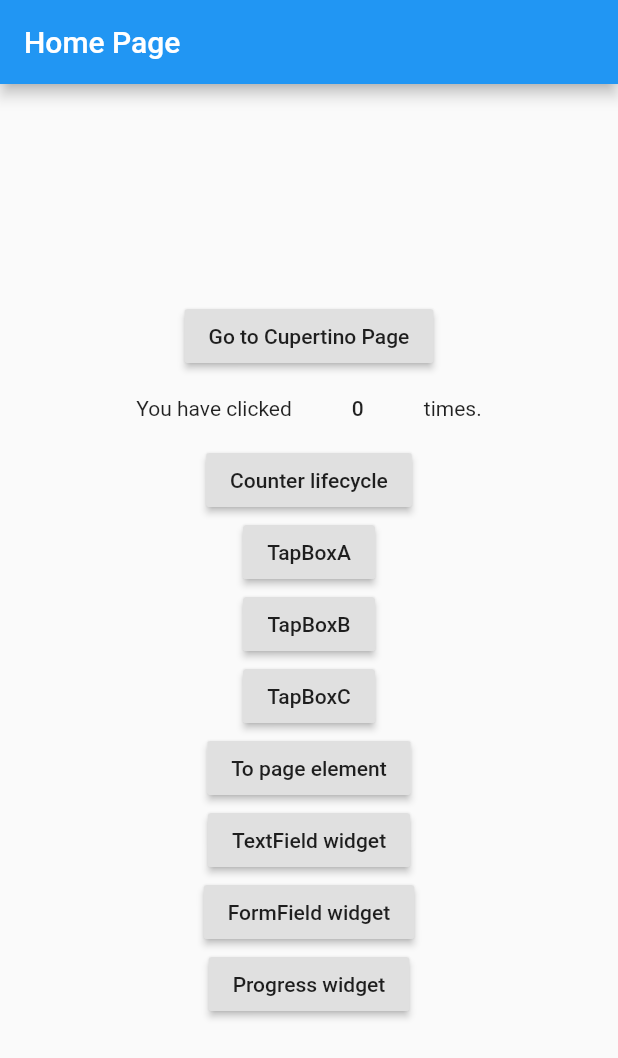
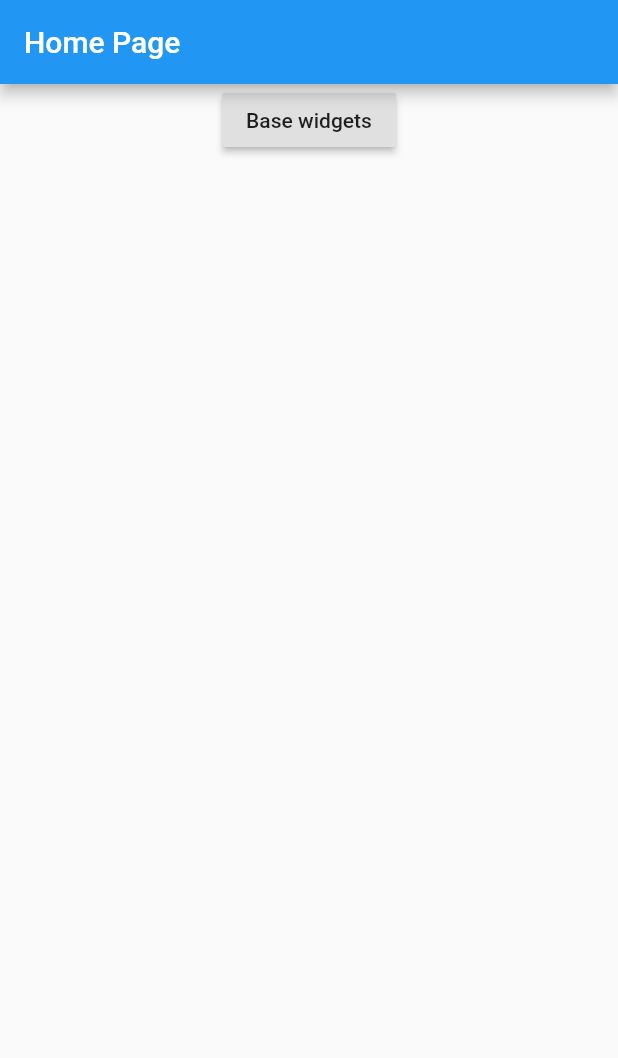
Before and after one commit to thensha/flutter_learning, a Flutter app: the screen it shows after launch, on a phone screen of 412 x 824 dp. Shown: the top 1058 px of the screen. Run offline on Flutter 3.47's test engine with Material 2 defaults, Android fonts, the phone set to English and light mode, and no system bars.

Commit message:
🦄refactor(basic widgets): rearrange files

```diff
--- a/lib/CupertinoPage.dart
+++ b/lib/BasicWidgets/CupertinoWidget.dart
@@ -1,7 +1,7 @@
 import 'package:flutter/cupertino.dart';
 import 'package:flutter/material.dart';
 
-class CupertinoPage extends StatelessWidget {
+class CupertinoWidget extends StatelessWidget {
   @override
   Widget build(BuildContext context) {
     return CupertinoPageScaffold(
--- a/lib/main.dart
+++ b/lib/main.dart
@@ -1,13 +1,14 @@
 import 'package:flutter/material.dart';
-import 'package:flutter_playground/CounterLifecycle.dart';
-import 'package:flutter_playground/CupertinoPage.dart';
-import 'package:flutter_playground/FormTestRoute.dart';
-import 'package:flutter_playground/PageElement.dart';
-import 'package:flutter_playground/ProgressRoute.dart';
-import 'package:flutter_playground/TapboxA.dart';
-import 'package:flutter_playground/TapboxB.dart';
-import 'package:flutter_playground/TapboxC.dart';
-import 'package:flutter_playground/FocusTestRoute.dart';
+import 'package:flutter_playground/BasicWidgets.dart';
+import 'package:flutter_playground/BasicWidgets/WidgetLifecycle.dart';
+import 'package:flutter_playground/BasicWidgets/CupertinoWidget.dart';
+import 'package:flutter_playground/BasicWidgets/FormWidget.dart';
+import 'package:flutter_playground/BasicWidgets/PageElement.dart';
+import 'package:flutter_playground/BasicWidgets/ProgressWidget.dart';
+import 'package:flutter_playground/BasicWidgets/TapboxA.dart';
+import 'package:flutter_playground/BasicWidgets/TapboxB.dart';
+import 'package:flutter_playground/BasicWidgets/TapboxC.dart';
+import 'package:flutter_playground/BasicWidgets/TextFieldWidget.dart';
 import 'package:flutter_playground/support/RouteNames.dart';
 
 void main() {
@@ -24,8 +25,9 @@ class MyApp extends StatelessWidget {
         RouteNames.IndexPage: (context) => MyHomePage(
               title: "Home Page",
             ),
-        RouteNames.CupertinoPage: (context) => CupertinoPage(),
-        RouteNames.WidgetLifeCycle: (context) => CounterLifecycle(
+        RouteNames.BasicWidgetsRoute: (context) => BasicWidgets(),
+        RouteNames.CupertinoPage: (context) => CupertinoWidget(),
+        RouteNames.WidgetLifeCycle: (context) => WidgetLifecycle(
               initValue: 9,
             ),
         RouteNames.TapBoxA: (context) => TapboxA(),
@@ -40,9 +42,9 @@ class MyApp extends StatelessWidget {
               },
             ),
         RouteNames.PageElement: (context) => PageElement(),
-        RouteNames.TextField: (context) => FocusTestRoute(),
-        RouteNames.FormField: (context) => FormTestRoute(),
-        RouteNames.ProgressRoute: (context) => ProgressRoute()
+        RouteNames.TextFieldWidget: (context) => TextFieldWidget(),
+        RouteNames.FormWidget: (context) => FormWidget(),
+        RouteNames.ProgressWidget: (context) => ProgressWidget()
       },
     );
   }
@@ -58,14 +60,6 @@ class MyHomePage extends StatefulWidget {
 }
 
 class _MyHomePageState extends State<MyHomePage> {
-  int _counter = 0;
-
-  void _incrementCounter() {
-    setState(() {
-      _counter++;
-    });
-  }
-
   @override
   Widget build(BuildContext context) {
     return Scaffold(
@@ -74,76 +68,13 @@ class _MyHomePageState extends State<MyHomePage> {
       ),
       body: Center(
         child: Column(
-          mainAxisAlignment: MainAxisAlignment.center,
-          children: <Widget>[
+          children: [
             RaisedButton(
-              child: Text("Go to Cupertino Page"),
+              child: Text("Base widgets"),
               onPressed: () {
-                Navigator.pushNamed(context, RouteNames.CupertinoPage);
+                Navigator.of(context).pushNamed(RouteNames.BasicWidgetsRoute);
               },
-            ),
-            Row(
-              mainAxisAlignment: MainAxisAlignment.center,
-              children: [
-                Text(
-                  'You have clicked',
-                ),
-                FlatButton(
-                    onPressed: () {
-                      _incrementCounter();
-                    },
-                    child: Text("$_counter")),
-                Text("times.")
-              ],
-            ),
-            RaisedButton(
-              child: Text("Counter lifecycle"),
-              onPressed: () {
-                Navigator.pushNamed(context, RouteNames.WidgetLifeCycle);
-              },
-            ),
-            RaisedButton(
-              child: Text("TapBoxA"),
-              onPressed: () {
-                Navigator.pushNamed(context, RouteNames.TapBoxA);
-              },
-            ),
-            RaisedButton(
-              child: Text("TapBoxB"),
-              onPressed: () {
-                Navigator.pushNamed(context, RouteNames.TapboxB);
-              },
-            ),
-            RaisedButton(
-              child: Text("TapBoxC"),
-              onPressed: () {
-                Navigator.pushNamed(context, RouteNames.TapboxC);
-              },
-            ),
-            RaisedButton(
-              child: Text("To page element"),
-              onPressed: () {
-                Navigator.pushNamed(context, RouteNames.PageElement);
-              },
-            ),
-            RaisedButton(
-              child: Text("TextField widget"),
-              onPressed: () {
-                Navigator.pushNamed(context, RouteNames.TextField);
-              },
-            ),
-            RaisedButton(
-              child: Text("FormField widget"),
-              onPressed: () {
-                Navigator.pushNamed(context, RouteNames.FormField);
-              },
-            ),
-            RaisedButton(
-              child: Text("Progress widget"),
-              onPressed: () {
-                Navigator.pushNamed(context, RouteNames.ProgressRoute);
-              },
-            ),
+            )
           ],
         ),
       ),
--- a/lib/support/RouteNames.dart
+++ b/lib/support/RouteNames.dart
@@ -1,12 +1,13 @@
 class RouteNames {
   static const IndexPage = "/";
+  static const BasicWidgetsRoute = "basic_widgets_route";
   static const CupertinoPage = "cupertion_page";
   static const WidgetLifeCycle = "counter_lifecycle";
   static const TapBoxA = "tap_box_a";
   static const TapboxB = "tap_box_b";
   static const TapboxC = "tap_box_c";
   static const PageElement = "page_element";
-  static const TextField = "textField_widget";
-  static const FormField = "form_widget";
-  static const ProgressRoute = "progress_widget";
+  static const TextFieldWidget = "textField_widget";
+  static const FormWidget = "form_widget";
+  static const ProgressWidget = "progress_widget";
 }
```
Also changed, not shown: lib/BasicWidgets.dart (added, +75 -0 lines), lib/BasicWidgets/FormWidget.dart (renamed from lib/FormTestRoute.dart, +4 -4 lines), lib/BasicWidgets/ProgressWidget.dart (renamed from lib/ProgressRoute.dart, +4 -4 lines), lib/BasicWidgets/TextFieldWidget.dart (renamed from lib/FocusTestRoute.dart, +4 -4 lines), lib/BasicWidgets/WidgetLifecycle.dart (renamed from lib/CounterLifecycle.dart, +4 -4 lines), lib/BasicWidgets/PageElement.dart (renamed from lib/PageElement.dart), lib/BasicWidgets/TapboxA.dart (renamed from lib/TapboxA.dart), lib/BasicWidgets/TapboxB.dart (renamed from lib/TapboxB.dart), lib/BasicWidgets/TapboxC.dart (renamed from lib/TapboxC.dart).
